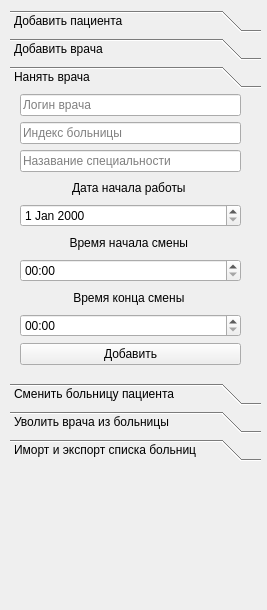
Banifest/HospitalDB, file client/gui/ui/reg_window.ui: the form before one commit.
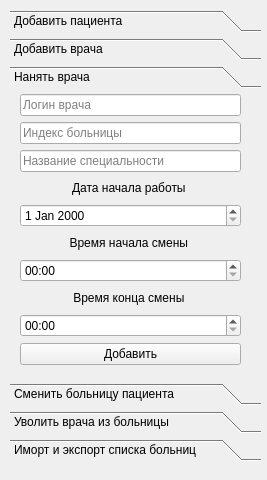
The form after the commit. The open tabs and pages were chosen to show the change. Icons and pictures are not drawn.

Commit message: исправлена процедура

What changed in the file:
```diff
--- a/client/gui/ui/reg_window.ui
+++ b/client/gui/ui/reg_window.ui
@@ -7,7 +7,7 @@
     <x>0</x>
     <y>0</y>
        <width>267</width>
-       <height>610</height>
+       <height>480</height>
    </rect>
   </property>
   <property name="windowTitle">
@@ -1510,7 +1510,7 @@
                                     <string/>
                                 </property>
                                 <property name="placeholderText">
-                                    <string>Назавание специальности</string>
+                                    <string>Название специальности</string>
                                 </property>
                             </widget>
                         </item>
```
Left out of the diff: 6 changed lines with no effect on the pictures. The commit also changes 1 other file.
